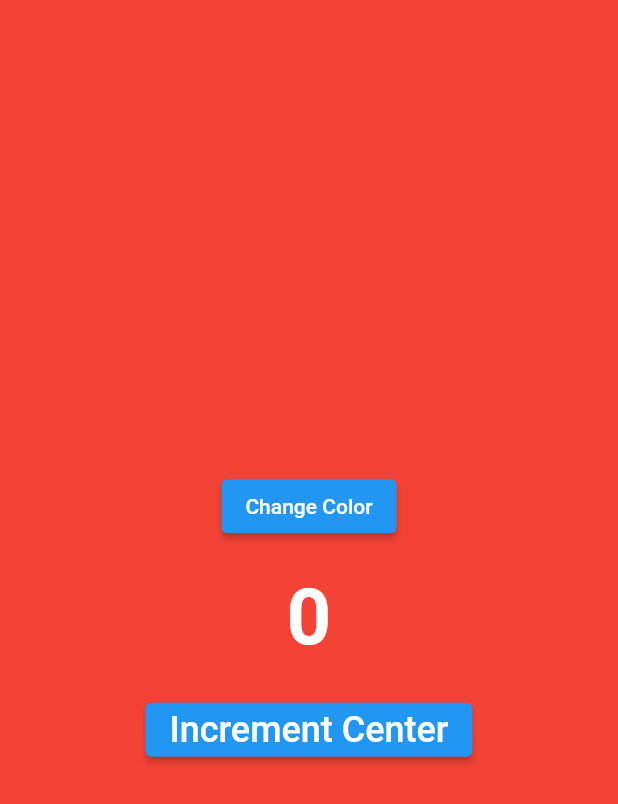
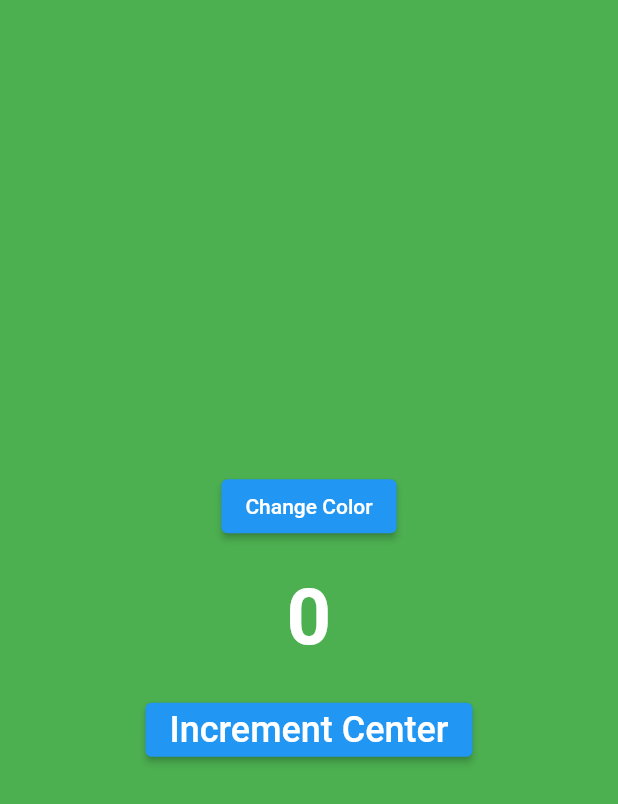
Before and after one commit to rsyd29/cubit2cubit_listener, a Flutter app: the screen it shows after launch, after a tap on "Change Color", on a phone screen of 412 x 824 dp. Shown: the top 804 px of the screen. Run offline on Flutter 3.47's test engine with Material 2 defaults, Android fonts, the phone set to English and light mode, and no system bars; our stand-ins replace bloc, equatable, flutter_bloc.

Commit message:
Implement MultiBlocProvider of ColorCubit and CounterCubit to UI

```diff
--- a/lib/cubits/counter/counter_cubit.dart
+++ b/lib/cubits/counter/counter_cubit.dart
@@ -23,7 +23,7 @@ class CounterCubit extends Cubit<CounterState> {
         } else if (colorState.color == Colors.green) {
           incrementSize = 10;
         } else if (colorState.color == Colors.blue) {
-          incrementSize == 100;
+          incrementSize = 100;
         } else if (colorState.color == Colors.black) {
           emit(state.copyWith(counter: state.counter - 100));
           incrementSize = -100;
--- a/lib/main.dart
+++ b/lib/main.dart
@@ -40,7 +40,7 @@ class MyHomePage extends StatelessWidget {
   @override
   Widget build(BuildContext context) {
     return Scaffold(
-      backgroundColor: Colors.red,
+      backgroundColor: context.watch<ColorCubit>().state.color,
       body: Center(
         child: Column(
           mainAxisAlignment: MainAxisAlignment.center,
@@ -49,13 +49,13 @@ class MyHomePage extends StatelessWidget {
               child: Text(
                 'Change Color',
               ),
-              onPressed: () {},
+              onPressed: () => context.read<ColorCubit>().changeColor(),
             ),
             SizedBox(
               height: 20.0,
             ),
             Text(
-              '0',
+              '${context.watch<CounterCubit>().state.counter}',
               style: TextStyle(
                 fontSize: 52.0,
                 fontWeight: FontWeight.bold,
@@ -72,7 +72,7 @@ class MyHomePage extends StatelessWidget {
                   fontSize: 24.0,
                 ),
               ),
-              onPressed: () {},
+              onPressed: () => context.read<CounterCubit>().changeCounter(),
             ),
           ],
         ),
```
